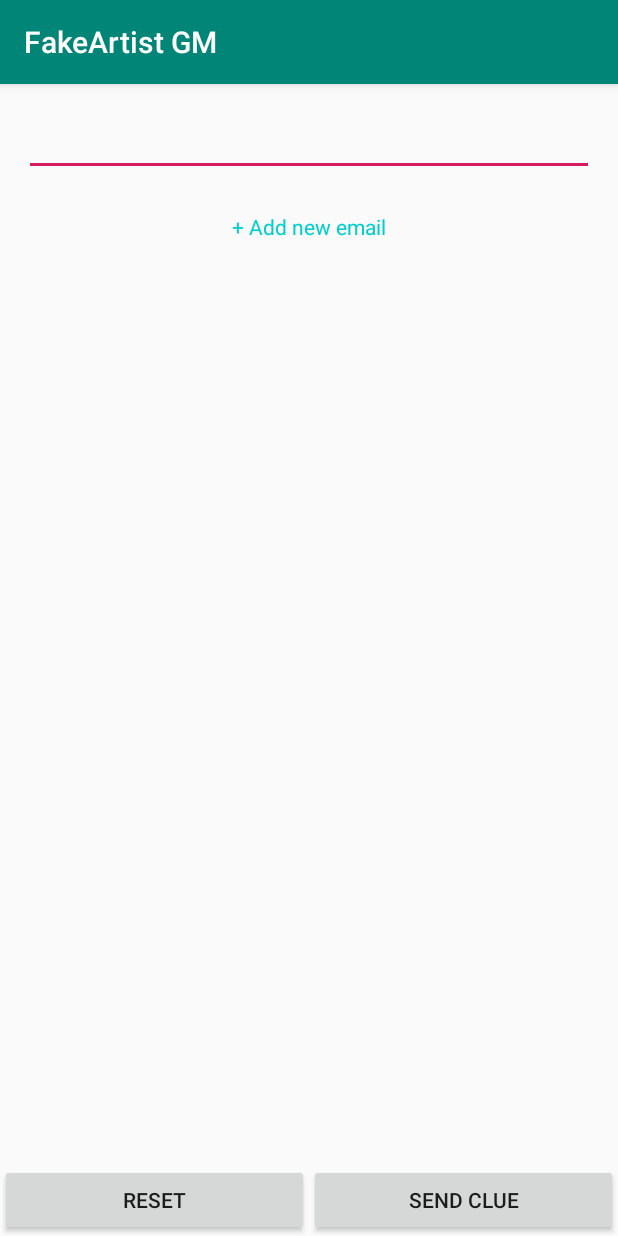
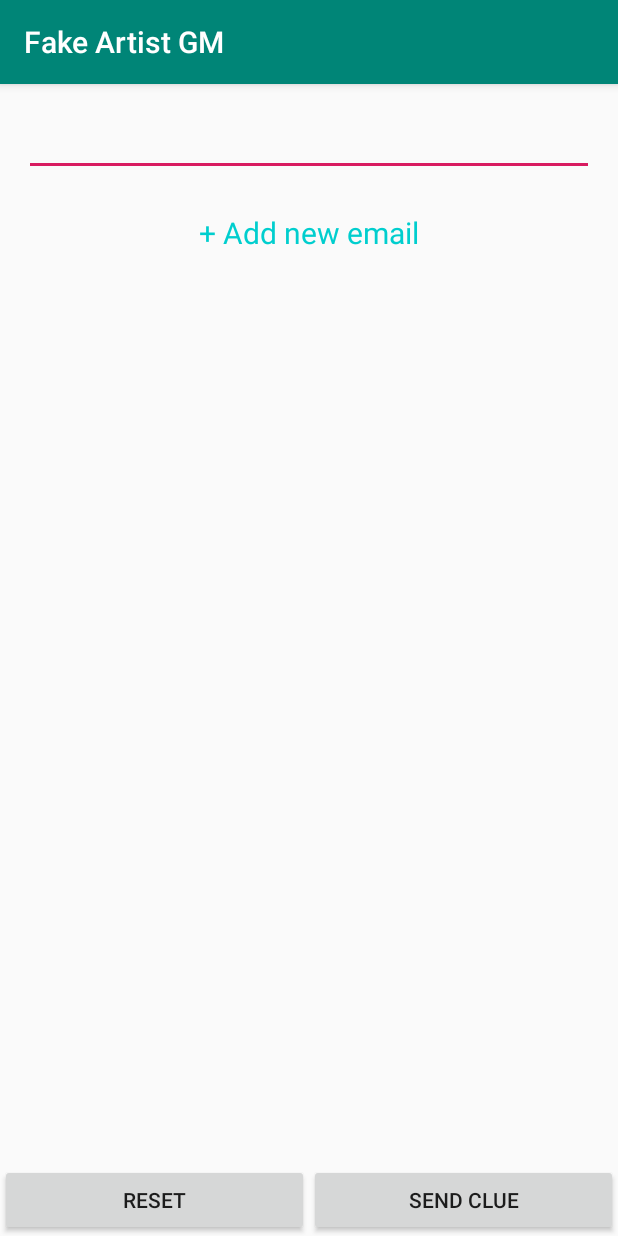
Before and after one commit to acrimi/Fake-Artist-Game-Master, an Android app: the screen it shows after launch (MainActivity), on a phone screen of 412 x 824 dp. Run offline under Robolectric (Android 15) with nearby library versions, the phone set to English and light mode, and no system bars; our stand-ins replace data binding; libraries missing offline, so code that uses them is left out: com.sendgrid.

Commit message:
Increase add button text size

```diff
--- a/app/src/main/java/com/crimi/fakeartistgm/MainActivity.kt
+++ b/app/src/main/java/com/crimi/fakeartistgm/MainActivity.kt
@@ -1,7 +1,6 @@
 package com.crimi.fakeartistgm
 
 import android.os.Bundle
-import android.util.Log
 import android.view.View
 import android.widget.Toast
 import androidx.appcompat.app.AppCompatActivity
@@ -12,7 +11,6 @@ import com.crimi.fakeartistgm.generator.WordGenerator
 import com.sendgrid.SendGrid
 import com.sendgrid.SendGridException
 import java.io.IOException
-import java.lang.Exception
 
 class MainActivity : AppCompatActivity() {
 
--- a/app/src/main/res/layout/row_add.xml
+++ b/app/src/main/res/layout/row_add.xml
@@ -4,6 +4,7 @@
     android:layout_height="wrap_content"
     android:layout_margin="24dp"
     android:gravity="center"
+    android:textSize="20sp"
     android:text="+ Add new email"
     android:textColor="#00cece">
 
--- a/app/src/main/res/values/strings.xml
+++ b/app/src/main/res/values/strings.xml
@@ -1,3 +1,3 @@
 <resources>
-    <string name="app_name">FakeArtist GM</string>
+    <string name="app_name">Fake Artist GM</string>
 </resources>
```
